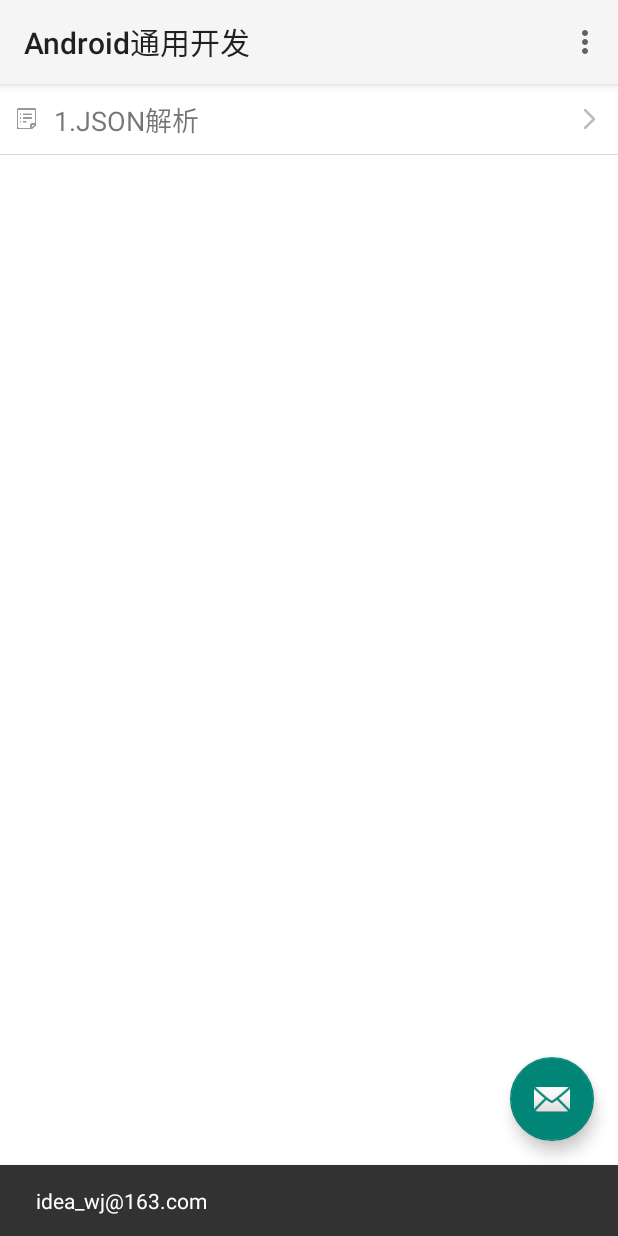
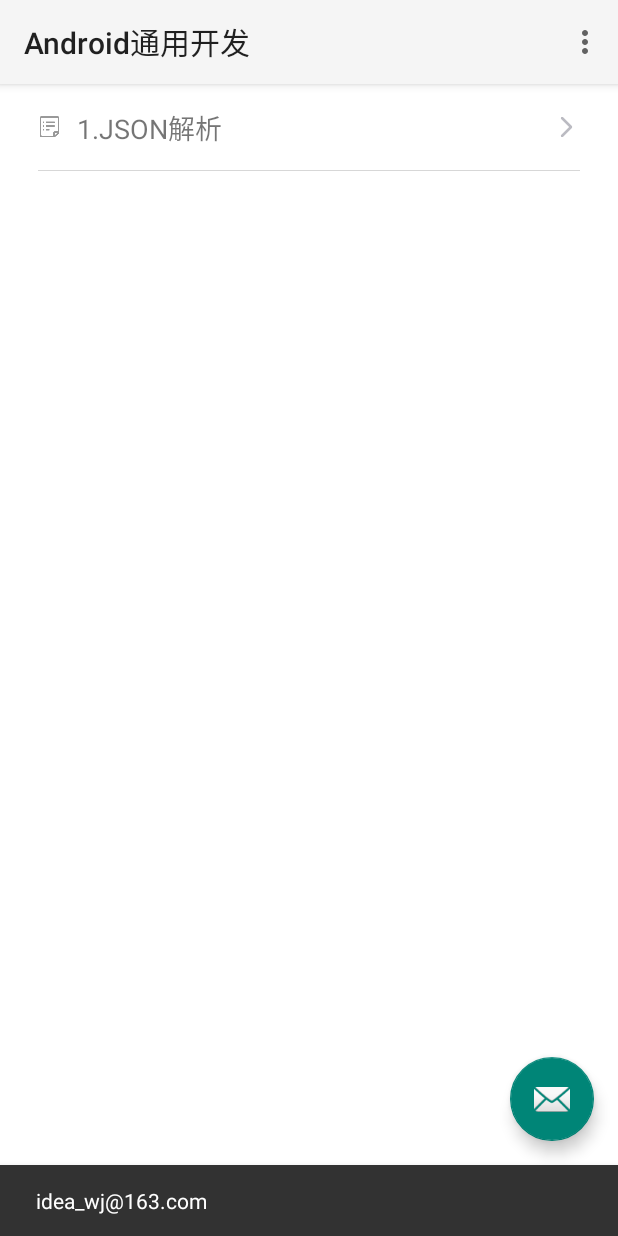
Before and after one commit to bitxx/android-common-library, an Android app: the screen it shows after launch (MainActivity), after a tap on an icon or button, on a phone screen of 412 x 824 dp. Run offline under Robolectric (Android 15) with nearby library versions, the phone set to English and light mode, and no system bars.

Commit message:
Library_wj基础完善

```diff
--- a/app/src/main/res/layout/item_rv_item.xml
+++ b/app/src/main/res/layout/item_rv_item.xml
@@ -5,10 +5,11 @@
     android:id="@+id/rl_item"
     style="@style/ll_common_item"
     android:layout_height="wrap_content"
-    android:paddingLeft="0dp">
+    android:layout_marginLeft="15dp"
+    android:layout_marginRight="15dp"
+    >
 
     <TextView
-        android:text="阿发"
         android:id="@+id/tv_name"
         style="@style/tv_common"
         android:layout_height="wrap_content"
@@ -22,6 +23,8 @@
         style="@style/tv_detail" />
     <View
         android:layout_alignBottom="@+id/tv_name"
+        android:layout_marginLeft="10dp"
+        android:layout_marginRight="10dp"
         style="@style/line"
         />
 </RelativeLayout>
--- a/app/src/main/res/values/weigetstyle.xml
+++ b/app/src/main/res/values/weigetstyle.xml
@@ -12,8 +12,8 @@
     <!--textview 公共布局-->
     <style name="tv_common">
         <item name="android:drawablePadding">10dp</item>
-        <item name="android:paddingTop">10dp</item>
-        <item name="android:paddingBottom">10dp</item>
+        <item name="android:paddingTop">15dp</item>
+        <item name="android:paddingBottom">15dp</item>
         <item name="android:layout_width">wrap_content</item>
         <item name="android:layout_height">wrap_content</item>
         <item name="android:textSize">18dp</item>
@@ -29,8 +29,6 @@
         <item name="android:orientation">horizontal</item>
         <item name="android:background">@drawable/item_select</item>
 
-        <item name="android:paddingLeft">15dp</item>
-        <item name="android:layout_marginBottom">1dp</item>
     </style>
 
     <!--右侧详情箭头-->
```
